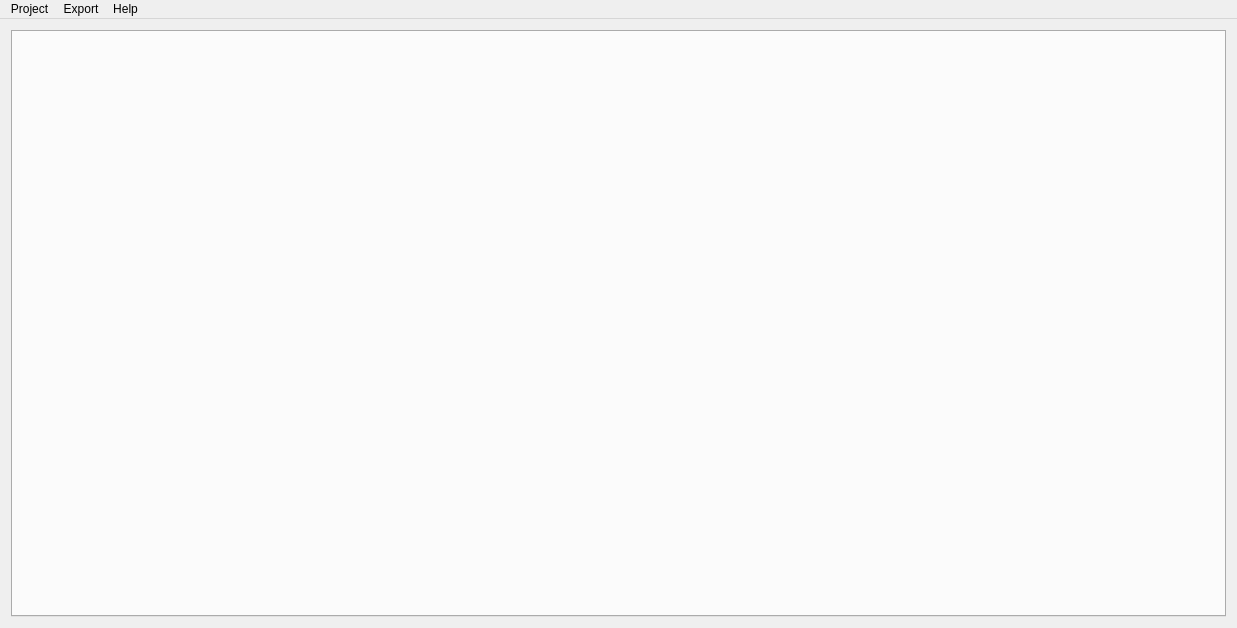
First picture: the form in kmm.ui, repository viniavila/KMM, before the edit.
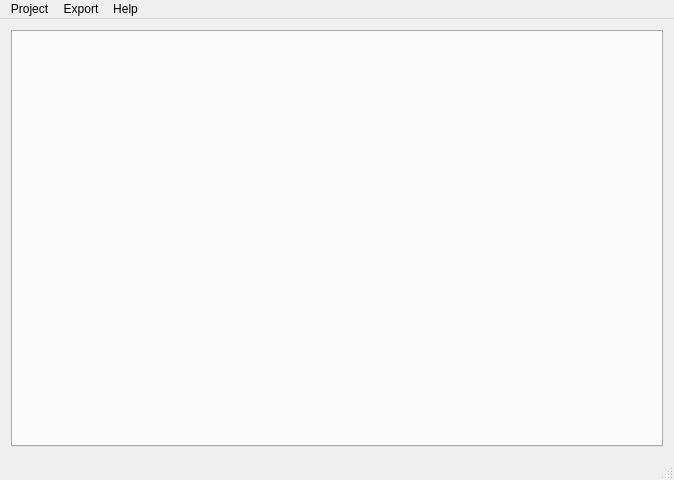
Second picture: the form after the edit. Icons and pictures are not drawn.

Commit message: * added a statubar to show messages and a progressbar to show open and save progress. Transfered the save task to MangaEditor class.

What changed in the file:
```diff
--- a/kmm.ui
+++ b/kmm.ui
@@ -6,8 +6,8 @@
    <rect>
     <x>0</x>
     <y>0</y>
-    <width>1237</width>
-    <height>628</height>
+    <width>674</width>
+    <height>480</height>
    </rect>
   </property>
   <property name="windowTitle">
@@ -36,7 +36,7 @@
     <rect>
      <x>0</x>
      <y>0</y>
-     <width>1237</width>
+     <width>674</width>
      <height>24</height>
     </rect>
    </property>
@@ -76,6 +76,7 @@
    <addaction name="menuRun"/>
    <addaction name="menuHelp"/>
   </widget>
+  <widget class="QStatusBar" name="kmm_qstatusbar"/>
   <action name="actNew">
    <property name="text">
     <string>New</string>
```
The commit also changes 1 other file.
